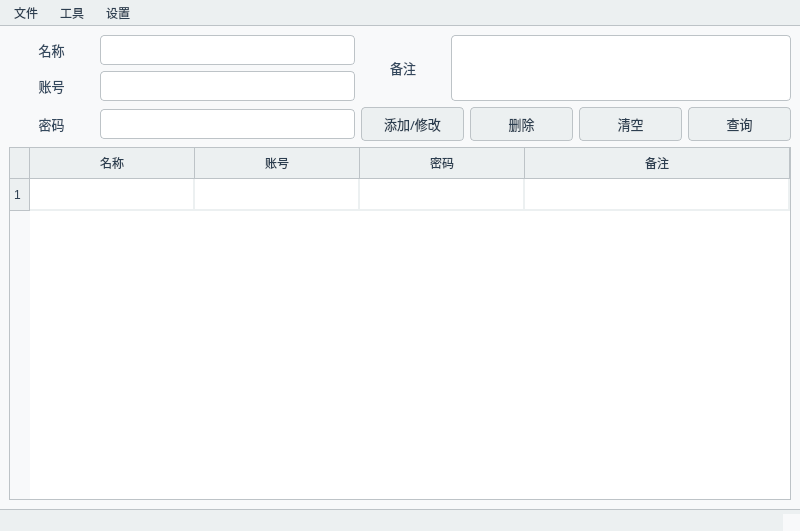
Qt form AccountManager/window/ui/MainWindow.ui (ling-yuan/AccountManager) before a commit.
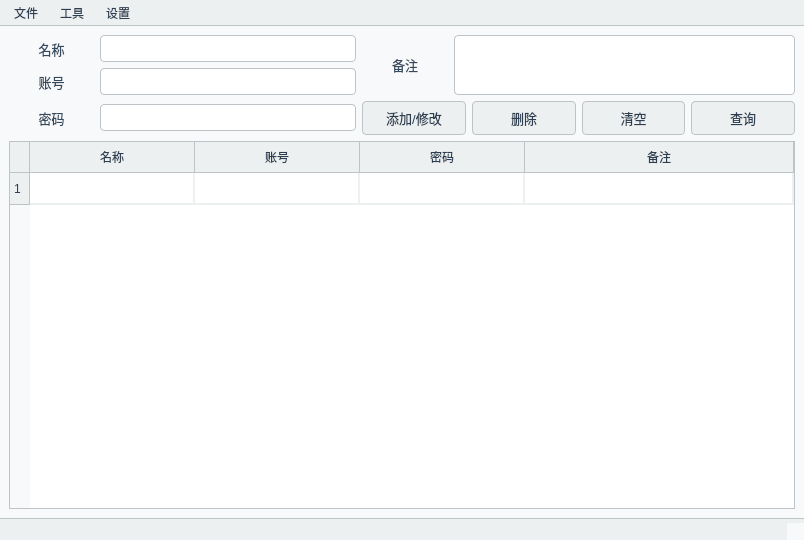
The same form after that commit. Icons and pictures are not drawn.

Diff of the .ui file:
```diff
--- a/AccountManager/window/ui/MainWindow.ui
+++ b/AccountManager/window/ui/MainWindow.ui
@@ -6,13 +6,12 @@
    <rect>
     <x>0</x>
     <y>0</y>
-    <width>800</width>
-    <height>531</height>
+    <width>804</width>
+    <height>540</height>
    </rect>
   </property>
   <property name="font">
    <font>
-    <family>Maple Mono CN</family>
     <pointsize>9</pointsize>
     <weight>75</weight>
     <bold>true</bold>
@@ -34,7 +33,6 @@
   <widget class="QWidget" name="centralwidget">
    <property name="font">
     <font>
-     <family>Maple Mono CN</family>
      <weight>75</weight>
      <bold>true</bold>
     </font>
@@ -46,7 +44,6 @@
        <widget class="QLineEdit" name="lineEdit_name">
         <property name="font">
          <font>
-          <family>Maple Mono CN</family>
           <pointsize>10</pointsize>
           <weight>50</weight>
           <bold>false</bold>
@@ -70,7 +67,6 @@
        <widget class="QLabel" name="label_password">
         <property name="font">
          <font>
-          <family>Maple Mono CN</family>
           <pointsize>10</pointsize>
           <weight>50</weight>
           <bold>false</bold>
@@ -91,7 +87,6 @@
        <widget class="QLineEdit" name="lineEdit_password">
         <property name="font">
          <font>
-          <family>Maple Mono CN</family>
           <pointsize>10</pointsize>
           <weight>50</weight>
           <bold>false</bold>
@@ -109,7 +104,6 @@
        <widget class="QLabel" name="label_name">
         <property name="font">
          <font>
-          <family>Maple Mono CN</family>
           <pointsize>10</pointsize>
           <weight>50</weight>
           <bold>false</bold>
@@ -136,7 +130,6 @@
        <widget class="QLabel" name="label_account">
         <property name="font">
          <font>
-          <family>Maple Mono CN</family>
           <pointsize>10</pointsize>
           <weight>50</weight>
           <bold>false</bold>
@@ -157,7 +150,6 @@
        <widget class="QLineEdit" name="lineEdit_account">
         <property name="font">
          <font>
-          <family>Maple Mono CN</family>
           <pointsize>10</pointsize>
           <weight>50</weight>
           <bold>false</bold>
@@ -175,7 +167,6 @@
        <widget class="QLabel" name="label_remarks">
         <property name="font">
          <font>
-          <family>Maple Mono CN</family>
           <pointsize>10</pointsize>
           <weight>50</weight>
           <bold>false</bold>
@@ -196,7 +187,6 @@
        <widget class="QTextEdit" name="textEdit_note">
         <property name="font">
          <font>
-          <family>Maple Mono CN</family>
           <pointsize>10</pointsize>
           <weight>50</weight>
           <bold>false</bold>
@@ -213,7 +203,6 @@
          <widget class="QPushButton" name="pushButton_modify">
           <property name="font">
            <font>
-            <family>Maple Mono CN</family>
             <pointsize>10</pointsize>
             <weight>50</weight>
             <bold>false</bold>
@@ -231,7 +220,6 @@
          <widget class="QPushButton" name="pushButton_delete">
           <property name="font">
            <font>
-            <family>Maple Mono CN</family>
             <pointsize>10</pointsize>
             <weight>50</weight>
             <bold>false</bold>
@@ -249,7 +237,6 @@
          <widget class="QPushButton" name="pushButton_clear">
           <property name="font">
            <font>
-            <family>Maple Mono CN</family>
             <pointsize>10</pointsize>
             <weight>50</weight>
             <bold>false</bold>
@@ -267,7 +254,6 @@
          <widget class="QPushButton" name="pushButton_query">
           <property name="font">
            <font>
-            <family>Maple Mono CN</family>
             <pointsize>10</pointsize>
             <weight>50</weight>
             <bold>false</bold>
@@ -289,7 +275,6 @@
      <widget class="QTableWidget" name="tableWidget">
       <property name="font">
        <font>
-        <family>Maple Mono CN</family>
         <pointsize>10</pointsize>
         <weight>50</weight>
         <italic>false</italic>
@@ -360,7 +345,6 @@
        </property>
        <property name="font">
         <font>
-         <family>Maple Mono CN</family>
          <weight>50</weight>
          <bold>false</bold>
         </font>
@@ -372,7 +356,6 @@
        </property>
        <property name="font">
         <font>
-         <family>Maple Mono CN</family>
         </font>
        </property>
       </column>
@@ -382,7 +365,6 @@
        </property>
        <property name="font">
         <font>
-         <family>Maple Mono CN</family>
          <weight>50</weight>
          <bold>false</bold>
         </font>
@@ -394,14 +376,12 @@
        </property>
        <property name="font">
         <font>
-         <family>Maple Mono CN</family>
         </font>
        </property>
       </column>
       <item row="0" column="0">
        <property name="font">
         <font>
-         <family>Maple Mono CN</family>
          <weight>50</weight>
          <bold>false</bold>
         </font>
@@ -410,7 +390,6 @@
       <item row="0" column="1">
        <property name="font">
         <font>
-         <family>Maple Mono CN</family>
          <weight>50</weight>
          <bold>false</bold>
         </font>
@@ -419,7 +398,6 @@
       <item row="0" column="2">
        <property name="font">
         <font>
-         <family>Maple Mono CN</family>
          <weight>50</weight>
          <bold>false</bold>
         </font>
@@ -428,7 +406,6 @@
       <item row="0" column="3">
        <property name="font">
         <font>
-         <family>Maple Mono CN</family>
          <weight>50</weight>
          <bold>false</bold>
         </font>
@@ -443,13 +420,12 @@
     <rect>
      <x>0</x>
      <y>0</y>
-     <width>800</width>
-     <height>28</height>
+     <width>804</width>
+     <height>25</height>
     </rect>
    </property>
    <property name="font">
     <font>
-     <family>Maple Mono CN</family>
      <weight>50</weight>
      <bold>false</bold>
     </font>
@@ -457,7 +433,6 @@
    <widget class="QMenu" name="menu_file">
     <property name="font">
      <font>
-      <family>Maple Mono CN</family>
       <weight>50</weight>
       <bold>false</bold>
      </font>
@@ -508,7 +483,6 @@
    <widget class="QMenu" name="menu_tools">
     <property name="font">
      <font>
-      <family>Maple Mono CN</family>
       <weight>50</weight>
       <bold>false</bold>
      </font>
@@ -520,7 +494,6 @@
    <widget class="QMenu" name="menu_settings">
     <property name="font">
      <font>
-      <family>Maple Mono CN</family>
       <weight>50</weight>
       <bold>false</bold>
      </font>
@@ -537,7 +510,6 @@
   <widget class="QStatusBar" name="statusbar">
    <property name="font">
     <font>
-     <family>Maple Mono CN</family>
      <weight>50</weight>
      <bold>false</bold>
     </font>
```
Left out of the diff: 11 changed lines with no effect on the pictures.
